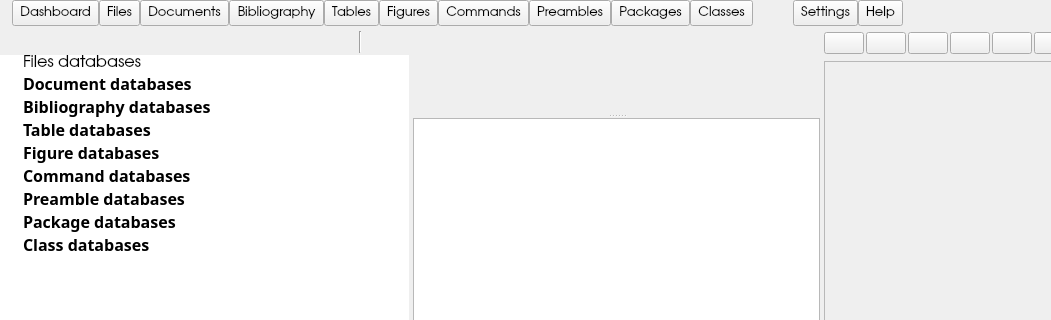
CSMathematics/DataTex, file datatex.ui: the form before one commit; both pictures show x 0 to 1051 and y 0 to 320 of the 1419 by 744 pixel window.
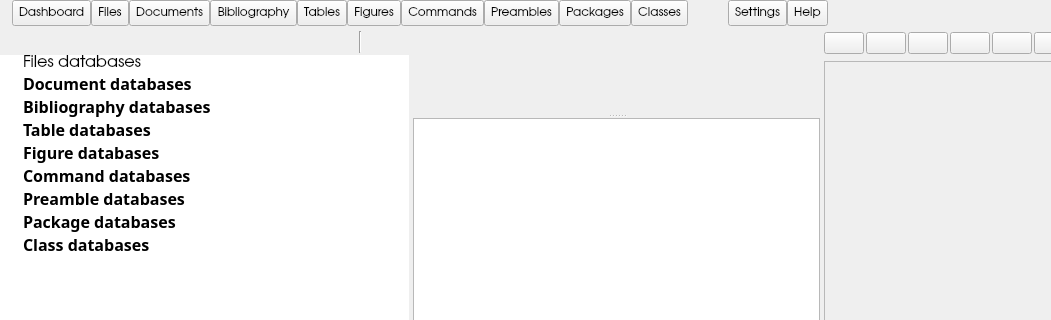
The form after the commit. The open tabs and pages were chosen to show the change. Icons and pictures are not drawn. Custom widgets are drawn as their Qt base class.

The edit to the form file:
```diff
--- a/datatex.ui
+++ b/datatex.ui
@@ -160,7 +160,7 @@
               <property name="font">
                <font>
                 <family>URW Gothic</family>
-                <pointsize>10</pointsize>
+                <pointsize>9</pointsize>
                 <bold>false</bold>
                </font>
               </property>
@@ -196,7 +196,7 @@
               <property name="font">
                <font>
                 <family>URW Gothic</family>
-                <pointsize>10</pointsize>
+                <pointsize>9</pointsize>
                </font>
               </property>
               <property name="text">
@@ -228,7 +228,7 @@
               <property name="font">
                <font>
                 <family>URW Gothic</family>
-                <pointsize>10</pointsize>
+                <pointsize>9</pointsize>
                </font>
               </property>
               <property name="text">
@@ -260,7 +260,7 @@
               <property name="font">
                <font>
                 <family>URW Gothic</family>
-                <pointsize>10</pointsize>
+                <pointsize>9</pointsize>
                </font>
               </property>
               <property name="text">
@@ -292,7 +292,7 @@
               <property name="font">
                <font>
                 <family>URW Gothic</family>
-                <pointsize>10</pointsize>
+                <pointsize>9</pointsize>
                </font>
               </property>
               <property name="text">
@@ -324,7 +324,7 @@
               <property name="font">
                <font>
                 <family>URW Gothic</family>
-                <pointsize>10</pointsize>
+                <pointsize>9</pointsize>
                </font>
               </property>
               <property name="text">
@@ -356,7 +356,7 @@
               <property name="font">
                <font>
                 <family>URW Gothic</family>
-                <pointsize>10</pointsize>
+                <pointsize>9</pointsize>
                </font>
               </property>
               <property name="text">
@@ -394,7 +394,7 @@
               <property name="font">
                <font>
                 <family>URW Gothic</family>
-                <pointsize>10</pointsize>
+                <pointsize>9</pointsize>
                </font>
               </property>
               <property name="text">
@@ -432,7 +432,7 @@
               <property name="font">
                <font>
                 <family>URW Gothic</family>
-                <pointsize>10</pointsize>
+                <pointsize>9</pointsize>
                </font>
               </property>
               <property name="text">
@@ -470,7 +470,7 @@
               <property name="font">
                <font>
                 <family>URW Gothic</family>
-                <pointsize>10</pointsize>
+                <pointsize>9</pointsize>
                </font>
               </property>
               <property name="text">
@@ -521,7 +521,7 @@
               <property name="font">
                <font>
                 <family>URW Gothic</family>
-                <pointsize>10</pointsize>
+                <pointsize>9</pointsize>
                </font>
               </property>
               <property name="text">
@@ -547,7 +547,7 @@
               <property name="font">
                <font>
                 <family>URW Gothic</family>
-                <pointsize>10</pointsize>
+                <pointsize>9</pointsize>
                </font>
               </property>
               <property name="text">
```
Left out of the diff: 6 changed lines with no effect on the pictures.
